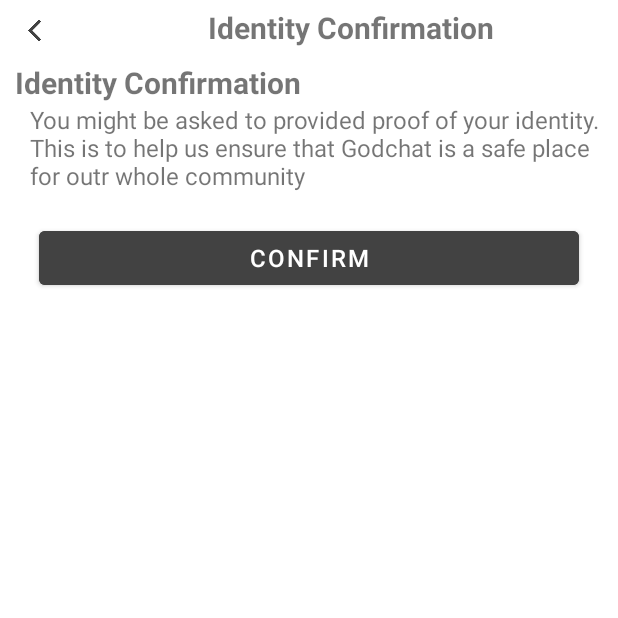
After one commit to dakie2305/Project-Godchat, an Android app: the IdentityConfirmationSettingActivity screen opened directly, with no data from a screen before it, on a phone screen of 412 x 824 dp, the top half of it. The commit adds this screen. Run offline under Robolectric (Android 15) with nearby library versions, the phone set to English and light mode, and no system bars.

Commit message:
added ID confirmation setting
thêm một trang setting để xác thực danh tính

```diff
--- a/app/src/main/AndroidManifest.xml
+++ b/app/src/main/AndroidManifest.xml
@@ -16,6 +16,9 @@
         android:supportsRtl="true"
         android:theme="@style/Theme.Project_Chat_Group"
         tools:targetApi="31">
+        <activity
+            android:name=".IdentityConfirmationSettingActivity"
+            android:exported="false" />
         <activity
             android:name=".SavedLoginSettingActivity"
             android:exported="false" />
--- /dev/null
+++ b/app/src/main/java/vn/edu/stu/project_chat_group/IdentityConfirmationSettingActivity.java
@@ -0,0 +1,42 @@
+package vn.edu.stu.project_chat_group;
+
+import android.os.Bundle;
+import android.view.View;
+import android.widget.Toast;
+
+import androidx.appcompat.app.AppCompatActivity;
+
+import com.google.android.material.button.MaterialButton;
+
+public class IdentityConfirmationSettingActivity extends AppCompatActivity {
+    MaterialButton btnConfirmId, btnBack;
+    @Override
+    protected void onCreate(Bundle savedInstanceState) {
+        super.onCreate(savedInstanceState);
+        setContentView(R.layout.activity_identity_confirmation_setting);
+
+        addControls();
+        addEvents();
+    }
+    private void addControls() {
+        btnConfirmId = findViewById(R.id.btnConfirmId);
+        btnBack = findViewById(R.id.btnBack);
+    }
+    private void addEvents() {
+        btnBack.setOnClickListener(new View.OnClickListener() {
+            @Override
+            public void onClick(View view) {
+                finish();
+            }
+        });
+        btnConfirmId.setOnClickListener(new View.OnClickListener() {
+            @Override
+            public void onClick(View view) {
+                Toast.makeText(IdentityConfirmationSettingActivity.this, "OK", Toast.LENGTH_SHORT).show();
+                finish();
+            }
+        });
+    }
+
+
+}
--- a/app/src/main/java/vn/edu/stu/project_chat_group/LauncherActivity.java
+++ b/app/src/main/java/vn/edu/stu/project_chat_group/LauncherActivity.java
@@ -22,7 +22,7 @@
         handler.postDelayed(new Runnable() {
             @Override
             public void run() {
-                Intent intent = new Intent(LauncherActivity.this, LoginPageActivity.class);
+                Intent intent = new Intent(LauncherActivity.this, SettingActivity.class);
                 startActivity(intent);
                 overridePendingTransition(R.anim.slide_in_right,R.anim.slide_out_left);
                 finish();
--- a/app/src/main/java/vn/edu/stu/project_chat_group/PersonalInformationSettingActivity.java
+++ b/app/src/main/java/vn/edu/stu/project_chat_group/PersonalInformationSettingActivity.java
@@ -11,7 +11,7 @@
 import com.google.android.material.button.MaterialButton;
 
 public class PersonalInformationSettingActivity extends AppCompatActivity {
-    MaterialButton btnChangeName, btnBack;
+    MaterialButton btnChangeName, btnBack, btnIDConfirm;
     TextView tvFullName;
     @Override
     protected void onCreate(Bundle savedInstanceState) {
@@ -28,6 +28,7 @@
         btnChangeName = findViewById(R.id.btnFullNameChange);
         tvFullName = findViewById(R.id.tvFullNameSetting);
         btnBack = findViewById(R.id.btnBack);
+        btnIDConfirm = findViewById(R.id.btnIDConfirm);
     }
     private void addEvents() {
         btnChangeName.setOnClickListener(new View.OnClickListener() {
@@ -42,6 +43,17 @@
                 finish();
             }
         });
+        btnIDConfirm.setOnClickListener(new View.OnClickListener() {
+            @Override
+            public void onClick(View view) {
+                openIDConfirmationSetting();
+            }
+        });
+    }
+
+    private void openIDConfirmationSetting() {
+        Intent intent = new Intent(PersonalInformationSettingActivity.this, IdentityConfirmationSettingActivity.class);
+        startActivity(intent);
     }
 
 
--- /dev/null
+++ b/app/src/main/res/layout/activity_identity_confirmation_setting.xml
@@ -0,0 +1,74 @@
+<?xml version="1.0" encoding="utf-8"?>
+<LinearLayout xmlns:android="http://schemas.android.com/apk/res/android"
+    xmlns:app="http://schemas.android.com/apk/res-auto"
+    xmlns:tools="http://schemas.android.com/tools"
+    android:layout_width="match_parent"
+    android:layout_height="match_parent"
+    tools:context=".IdentityConfirmationSettingActivity"
+    android:orientation="vertical">
+
+    <LinearLayout
+        android:layout_width="match_parent"
+        android:layout_height="wrap_content"
+        android:orientation="horizontal">
+        <com.google.android.material.button.MaterialButton
+            android:id="@+id/btnBack"
+            android:layout_width="56dp"
+            android:layout_height="41dp"
+            android:background="?android:attr/selectableItemBackground"
+            android:textColor="@color/cardview_dark_background"
+            app:icon="@drawable/left_arrow"
+            app:iconSize="14dp"
+            app:iconTint="@color/cardview_dark_background"
+            app:layout_constraintHorizontal_bias="0.0"/>
+
+        <TextView
+            android:layout_width="match_parent"
+            android:layout_height="wrap_content"
+            android:gravity="center_horizontal"
+            android:text="@string/Identity_Confirmation"
+            android:textSize="20dp"
+            android:textStyle="bold" />
+    </LinearLayout>
+
+    <LinearLayout
+        android:layout_width="match_parent"
+        android:layout_height="wrap_content"
+        android:layout_marginLeft="10dp"
+        android:orientation="vertical">
+
+        <TextView
+            android:layout_width="match_parent"
+            android:layout_height="wrap_content"
+            android:textStyle="bold"
+            android:textSize="20dp"
+            android:text="@string/Identity_Confirmation"/>
+        <com.google.android.material.textview.MaterialTextView
+            android:layout_width="match_parent"
+            android:layout_height="wrap_content"
+            android:backgroundTint="@color/material_on_surface_stroke"
+            android:layout_marginLeft="10dp"
+            android:layout_marginRight="10dp"
+            android:textSize="16dp"
+            android:text="@string/ID_Confirmation_Notice"/>
+    </LinearLayout>
+
+    <LinearLayout
+        android:layout_width="match_parent"
+        android:layout_height="wrap_content"
+        android:orientation="vertical"
+        android:layout_marginTop="20dp"
+        android:layout_marginLeft="16dp"
+        android:layout_marginRight="16dp">
+        <com.google.android.material.button.MaterialButton
+            android:layout_width="match_parent"
+            android:layout_height="wrap_content"
+            android:layout_marginLeft="10dp"
+            android:layout_marginRight="10dp"
+            android:backgroundTint="@color/cardview_dark_background"
+            android:textSize="16dp"
+            android:id="@+id/btnConfirmId"
+            android:text="@string/confirm"/>
+    </LinearLayout>
+
+</LinearLayout>
--- a/app/src/main/res/layout/activity_personal_information_setting.xml
+++ b/app/src/main/res/layout/activity_personal_information_setting.xml
@@ -117,19 +117,21 @@
         android:orientation="vertical"
         android:id="@+id/linearlayoutIDConfirm"
         android:clickable="true">
+
         <com.google.android.material.button.MaterialButton
+            android:id="@+id/btnIDConfirm"
             android:layout_width="match_parent"
             android:layout_height="wrap_content"
+            android:background="?android:attr/selectableItemBackground"
             android:text="@string/Identity_Confirmation"
+            android:textAlignment="textStart"
+            android:textColor="@color/cardview_dark_background"
+            android:textSize="12dp"
             android:textStyle="bold"
-            android:textAlignment="textStart"
-            android:textSize="12dp"
-            android:textColor="@color/cardview_dark_background"
-            android:id="@+id/btnIDConfirm"
             app:icon="@drawable/id_confirm"
             app:iconSize="18dp"
-            app:iconTint="@color/cardview_dark_background"
-            android:background="?android:attr/selectableItemBackground"/>
+            app:iconTint="@color/cardview_dark_background" />
+
         <TextView
             android:layout_width="match_parent"
             android:layout_height="wrap_content"
--- a/app/src/main/res/values/strings.xml
+++ b/app/src/main/res/values/strings.xml
@@ -84,4 +84,7 @@
     <string name="Current_password">Current Password</string>
     <string name="New_password">New Password</string>
     <string name="Retype_New_password">Retype New Password</string>
+    <!--Identity Confirmation Setting Activity-->
+    <string name="ID_Confirmation_Notice">You might be asked to provided proof of your identity. This is to help us ensure that Godchat is a safe place for outr whole community</string>
+    <string name="confirm">Confirm</string>
 </resources>
```
Also changed, not shown: 1 other file.
